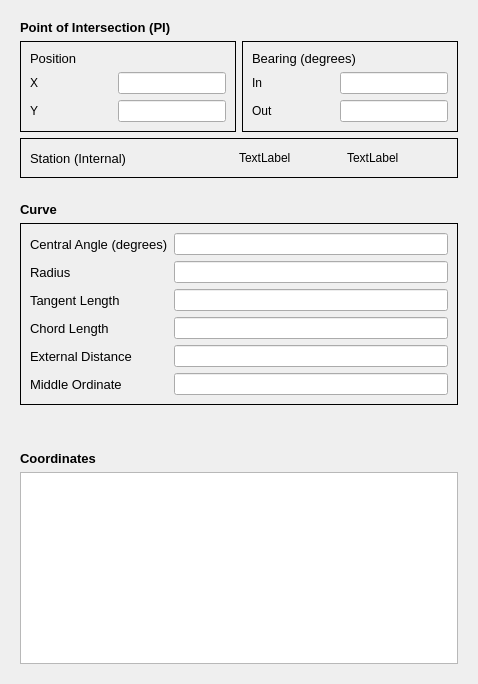
The window that freecad/trails/resources/ui/edit_alignment_task.ui (joelgraff/freecad.trails) describes before a commit, drawn with Qt 5.
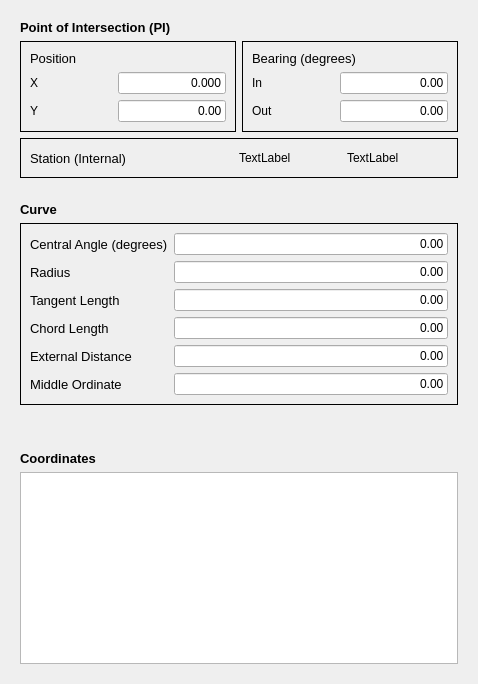
The same window after the commit.

Commit message: implemented panel publish / subscribe

The edit to the form file:
```diff
--- a/freecad/trails/resources/ui/edit_alignment_task.ui
+++ b/freecad/trails/resources/ui/edit_alignment_task.ui
@@ -96,7 +96,23 @@
                   </spacer>
                  </item>
                  <item>
-                  <widget class="QLineEdit" name="lineEdit_2"/>
+                  <widget class="QLineEdit" name="pi_position_x">
+                   <property name="contextMenuPolicy">
+                    <enum>Qt::ActionsContextMenu</enum>
+                   </property>
+                   <property name="layoutDirection">
+                    <enum>Qt::RightToLeft</enum>
+                   </property>
+                   <property name="inputMask">
+                    <string/>
+                   </property>
+                   <property name="text">
+                    <string>0.000</string>
+                   </property>
+                   <property name="alignment">
+                    <set>Qt::AlignRight|Qt::AlignTrailing|Qt::AlignVCenter</set>
+                   </property>
+                  </widget>
                  </item>
                 </layout>
                </item>
@@ -123,7 +139,14 @@
                   </spacer>
                  </item>
                  <item>
-                  <widget class="QLineEdit" name="lineEdit"/>
+                  <widget class="QLineEdit" name="pi_position_y">
+                   <property name="text">
+                    <string>0.00</string>
+                   </property>
+                   <property name="alignment">
+                    <set>Qt::AlignRight|Qt::AlignTrailing|Qt::AlignVCenter</set>
+                   </property>
+                  </widget>
                  </item>
                 </layout>
                </item>
@@ -183,7 +206,14 @@
                   </spacer>
                  </item>
                  <item>
-                  <widget class="QLineEdit" name="lineEdit_4"/>
+                  <widget class="QLineEdit" name="pi_bearing_in">
+                   <property name="text">
+                    <string>0.00</string>
+                   </property>
+                   <property name="alignment">
+                    <set>Qt::AlignRight|Qt::AlignTrailing|Qt::AlignVCenter</set>
+                   </property>
+                  </widget>
                  </item>
                 </layout>
                </item>
@@ -210,7 +240,14 @@
                   </spacer>
                  </item>
                  <item>
-                  <widget class="QLineEdit" name="lineEdit_3"/>
+                  <widget class="QLineEdit" name="pi_bearing_out">
+                   <property name="text">
+                    <string>0.00</string>
+                   </property>
+                   <property name="alignment">
+                    <set>Qt::AlignRight|Qt::AlignTrailing|Qt::AlignVCenter</set>
+                   </property>
+                  </widget>
                  </item>
                 </layout>
                </item>
@@ -324,7 +361,17 @@
             </widget>
            </item>
            <item row="0" column="1">
-            <widget class="QLineEdit" name="lineEdit_7"/>
+            <widget class="QLineEdit" name="curve_delta">
+             <property name="inputMask">
+              <string/>
+             </property>
+             <property name="text">
+              <string>0.00</string>
+             </property>
+             <property name="alignment">
+              <set>Qt::AlignRight|Qt::AlignTrailing|Qt::AlignVCenter</set>
+             </property>
+            </widget>
            </item>
            <item row="1" column="0">
             <widget class="QLabel" name="label_13">
@@ -339,7 +386,14 @@
             </widget>
            </item>
            <item row="1" column="1">
-            <widget class="QLineEdit" name="lineEdit_8"/>
+            <widget class="QLineEdit" name="curve_radius">
+             <property name="text">
+              <string>0.00</string>
+             </property>
+             <property name="alignment">
+              <set>Qt::AlignRight|Qt::AlignTrailing|Qt::AlignVCenter</set>
+             </property>
+            </widget>
            </item>
            <item row="2" column="0">
             <widget class="QLabel" name="label_14">
@@ -354,7 +408,14 @@
             </widget>
            </item>
            <item row="2" column="1">
-            <widget class="QLineEdit" name="lineEdit_9"/>
+            <widget class="QLineEdit" name="curve_tangent">
+             <property name="text">
+              <string>0.00</string>
+             </property>
+             <property name="alignment">
+              <set>Qt::AlignRight|Qt::AlignTrailing|Qt::AlignVCenter</set>
+             </property>
+            </widget>
            </item>
            <item row="3" column="0">
             <widget class="QLabel" name="label_17">
@@ -369,7 +430,14 @@
             </widget>
            </item>
            <item row="3" column="1">
-            <widget class="QLineEdit" name="lineEdit_10"/>
+            <widget class="QLineEdit" name="curve_chord">
+             <property name="text">
+              <string>0.00</string>
+             </property>
+             <property name="alignment">
+              <set>Qt::AlignRight|Qt::AlignTrailing|Qt::AlignVCenter</set>
+             </property>
+            </widget>
            </item>
            <item row="4" column="0">
             <widget class="QLabel" name="label_18">
@@ -384,7 +452,14 @@
             </widget>
            </item>
            <item row="4" column="1">
-            <widget class="QLineEdit" name="lineEdit_11"/>
+            <widget class="QLineEdit" name="curve_external">
+             <property name="text">
+              <string>0.00</string>
+             </property>
+             <property name="alignment">
+              <set>Qt::AlignRight|Qt::AlignTrailing|Qt::AlignVCenter</set>
+             </property>
+            </widget>
            </item>
            <item row="5" column="0">
             <widget class="QLabel" name="label_19">
@@ -399,7 +474,14 @@
             </widget>
            </item>
            <item row="5" column="1">
-            <widget class="QLineEdit" name="lineEdit_12"/>
+            <widget class="QLineEdit" name="curve_middle_ord">
+             <property name="text">
+              <string>0.00</string>
+             </property>
+             <property name="alignment">
+              <set>Qt::AlignRight|Qt::AlignTrailing|Qt::AlignVCenter</set>
+             </property>
+            </widget>
            </item>
           </layout>
          </widget>
```
Left out of the diff: 6 changed lines with no effect on the pictures. The commit also changes 2 other files.
